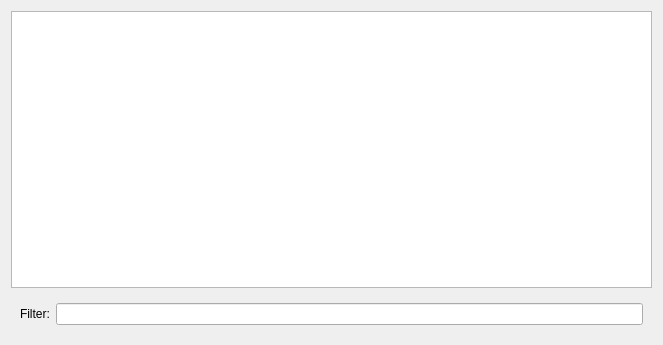
Qt form ui/thunderpanel.ui (PowerOlive/XLCloudClient) before a commit.
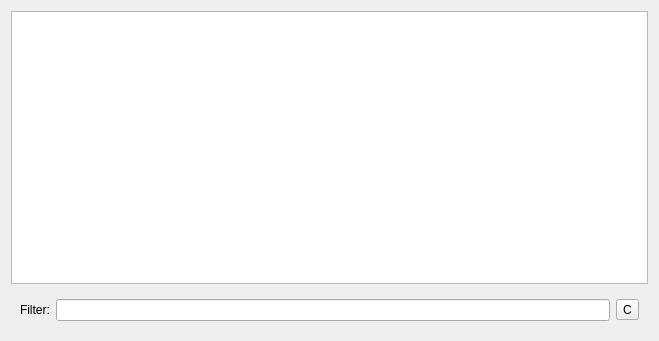
The same form after that commit. Icons and pictures are not drawn.

```diff
--- a/ui/thunderpanel.ui
+++ b/ui/thunderpanel.ui
@@ -6,8 +6,8 @@
    <rect>
     <x>0</x>
     <y>0</y>
-    <width>663</width>
-    <height>345</height>
+    <width>659</width>
+    <height>341</height>
    </rect>
   </property>
   <property name="windowTitle">
@@ -46,6 +46,17 @@
       <item>
        <widget class="QLineEdit" name="filter"/>
       </item>
+      <item>
+       <widget class="QToolButton" name="toolButton">
+        <property name="text">
+         <string>C</string>
+        </property>
+        <property name="icon">
+         <iconset resource="../resources.qrc">
+          <normaloff>:/resources/images/edit-clear-locationbar-rtl.png</normaloff>:/resources/images/edit-clear-locationbar-rtl.png</iconset>
+        </property>
+       </widget>
+      </item>
      </layout>
     </widget>
    </item>
```
Left out of the diff: 4 changed lines with no effect on the pictures.
